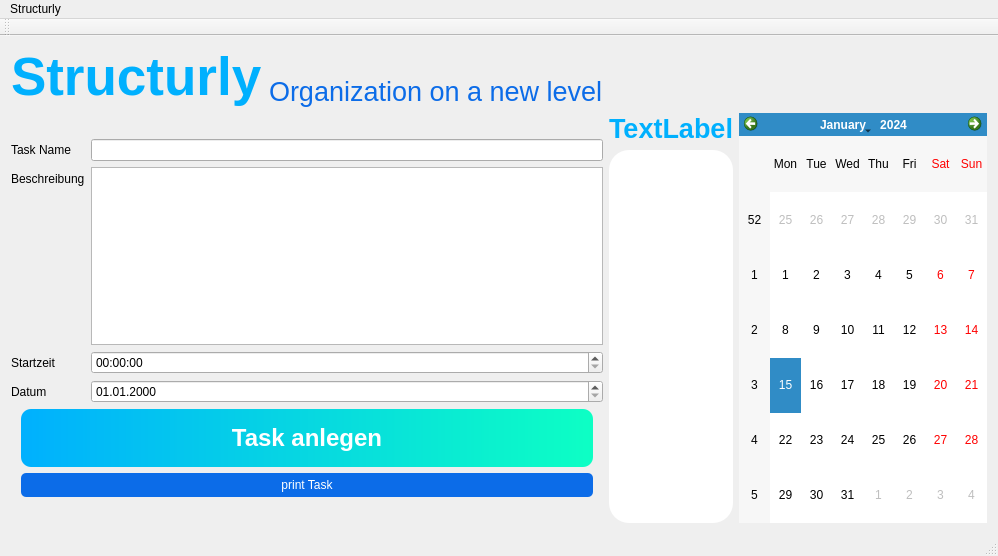
The window that src/qtdep_gui/mainwindow.ui (paulwag/Structurly) describes before a commit, drawn with Qt 5.
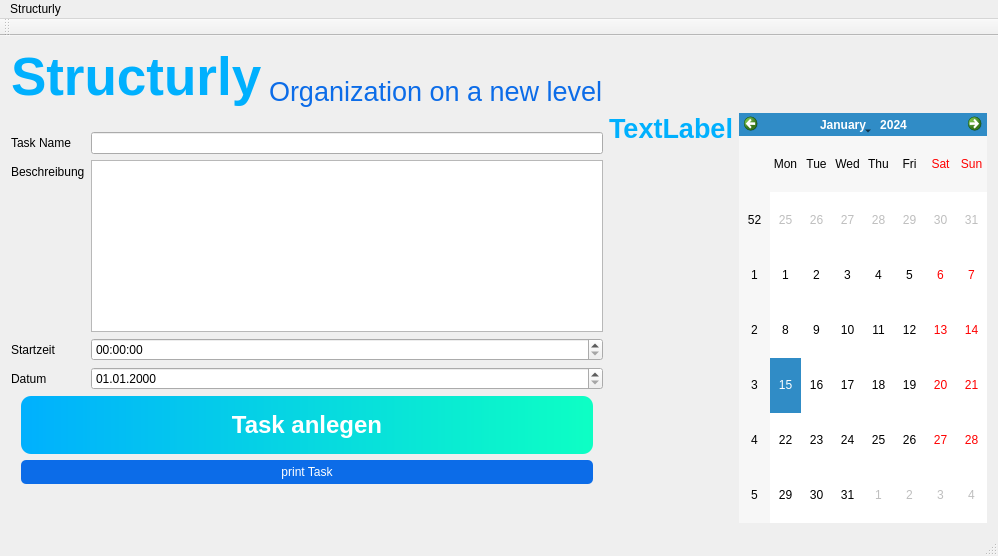
The same window after the commit.

Commit message: input resets after create

```diff
--- a/src/qtdep_gui/mainwindow.ui
+++ b/src/qtdep_gui/mainwindow.ui
@@ -52,8 +52,7 @@
         <property name="styleSheet">
          <string notr="true">border: none;
 padding: 20px;
-background-color: white;
-border-radius: 20px;
+
 </string>
         </property>
         <property name="widgetResizable">
@@ -119,7 +118,7 @@
         <item row="1" column="1">
          <widget class="QTextEdit" name="description_edit">
           <property name="sizePolicy">
-           <sizepolicy hsizetype="Preferred" vsizetype="Expanding">
+           <sizepolicy hsizetype="Expanding" vsizetype="Expanding">
             <horstretch>0</horstretch>
             <verstretch>0</verstretch>
            </sizepolicy>
@@ -134,7 +133,14 @@
          </widget>
         </item>
         <item row="2" column="1">
-         <widget class="QTimeEdit" name="time_edit"/>
+         <widget class="QTimeEdit" name="time_edit">
+          <property name="sizePolicy">
+           <sizepolicy hsizetype="Expanding" vsizetype="Fixed">
+            <horstretch>0</horstretch>
+            <verstretch>0</verstretch>
+           </sizepolicy>
+          </property>
+         </widget>
         </item>
         <item row="3" column="0">
          <widget class="QLabel" name="date_label">
@@ -145,6 +151,12 @@
         </item>
         <item row="3" column="1">
          <widget class="QDateEdit" name="date_edit">
+          <property name="sizePolicy">
+           <sizepolicy hsizetype="Expanding" vsizetype="Fixed">
+            <horstretch>0</horstretch>
+            <verstretch>0</verstretch>
+           </sizepolicy>
+          </property>
           <property name="displayFormat">
            <string>dd.MM.yyyy</string>
           </property>
@@ -187,6 +199,13 @@
         </property>
        </widget>
       </item>
+      <item>
+       <widget class="QLabel" name="status_label">
+        <property name="text">
+         <string/>
+        </property>
+       </widget>
+      </item>
       <item>
        <spacer name="verticalSpacer">
         <property name="orientation">
```
The commit also changes 2 other files.
